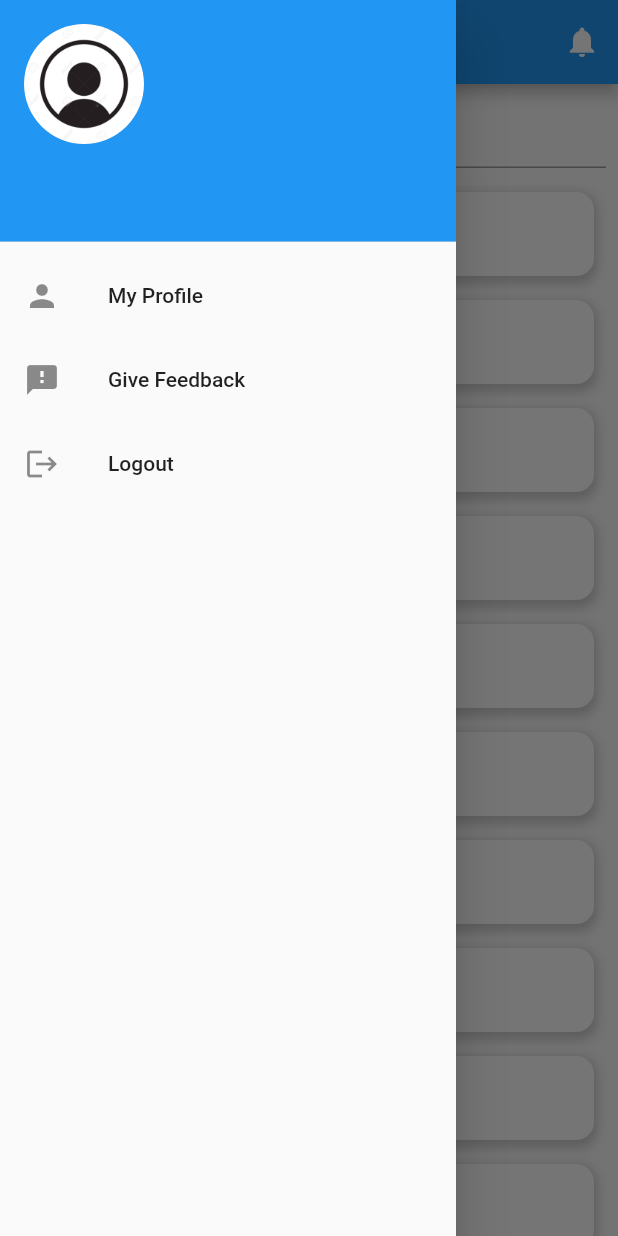
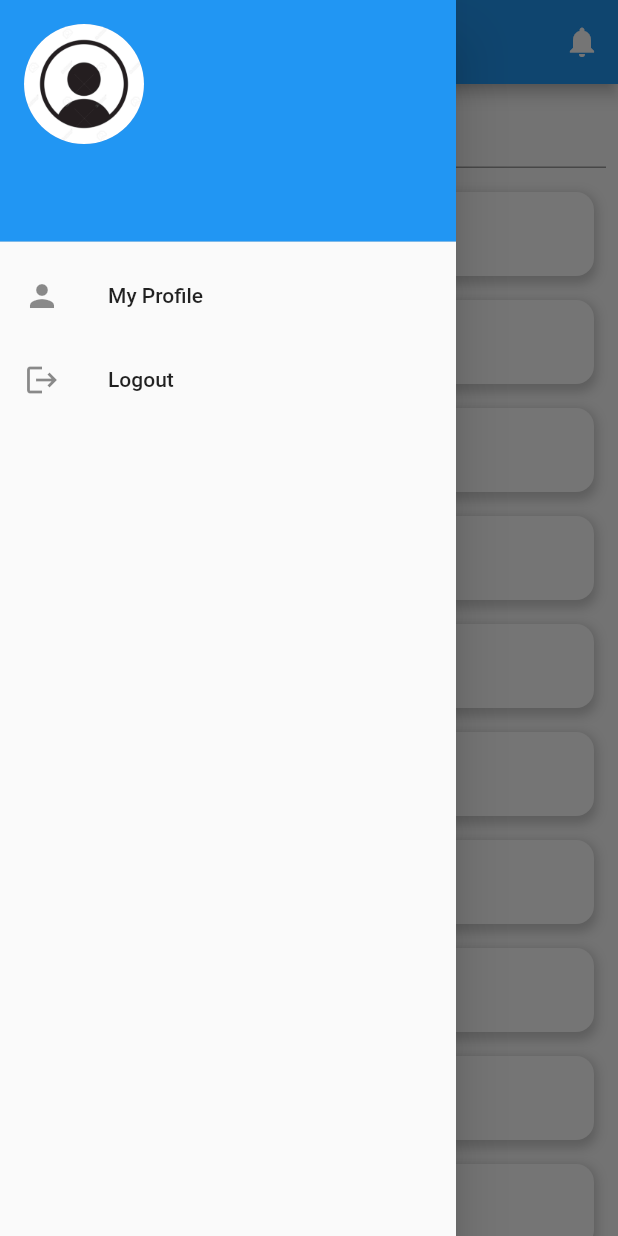
Before and after one commit to Nouman-Tasif/e-willness, a Flutter app: the HomeScreen screen opened directly with empty values, with the side drawer open, on a phone screen of 412 x 824 dp. Run offline on Flutter 3.47's test engine with Material 2 defaults, Android fonts, the phone set to English and light mode, and no system bars; our stand-ins replace cloud_firestore, firebase_auth, firebase_core, firebase_messaging, firebase_storage, flutter_local_notifications and 7 more; missing offline and left inert: flutter_3d_choice_chip, pretty_gauge; accounts and stored records are empty.

Commit message:
doctor profile isssues fixed

```diff
--- a/lib/screen/home_screen.dart
+++ b/lib/screen/home_screen.dart
@@ -98,13 +98,7 @@ class _HomeScreenState extends State<HomeScreen> {
                   Navigator.push(context, MaterialPageRoute(builder: (context) => ProfileScreen(role: widget.role)));
                 },
               ),
-              ListTile(
-                leading: const Icon(Icons.feedback),
-                title: const Text('Give Feedback'),
-                onTap: () {
-                  // Perform give feedback action
-                },
-              ),
+
               ListTile(
                 leading: const Icon(Icons.logout),
                 title: const Text('Logout'),
```
